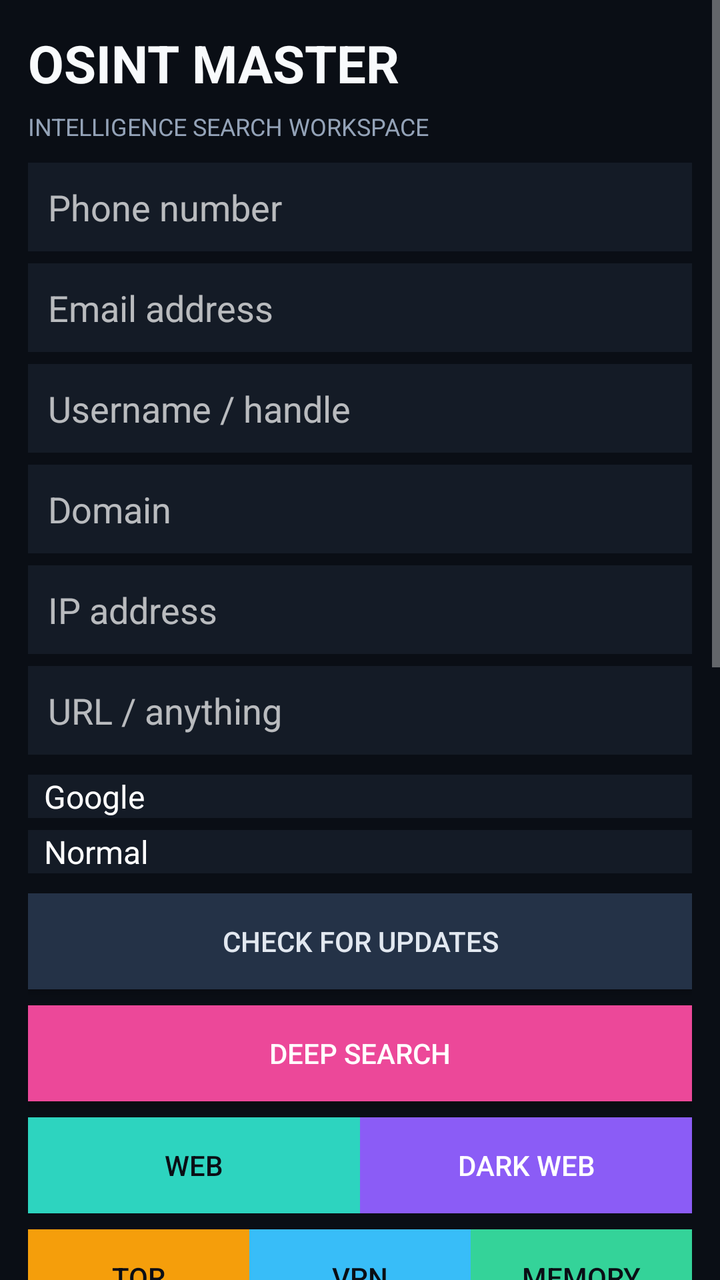
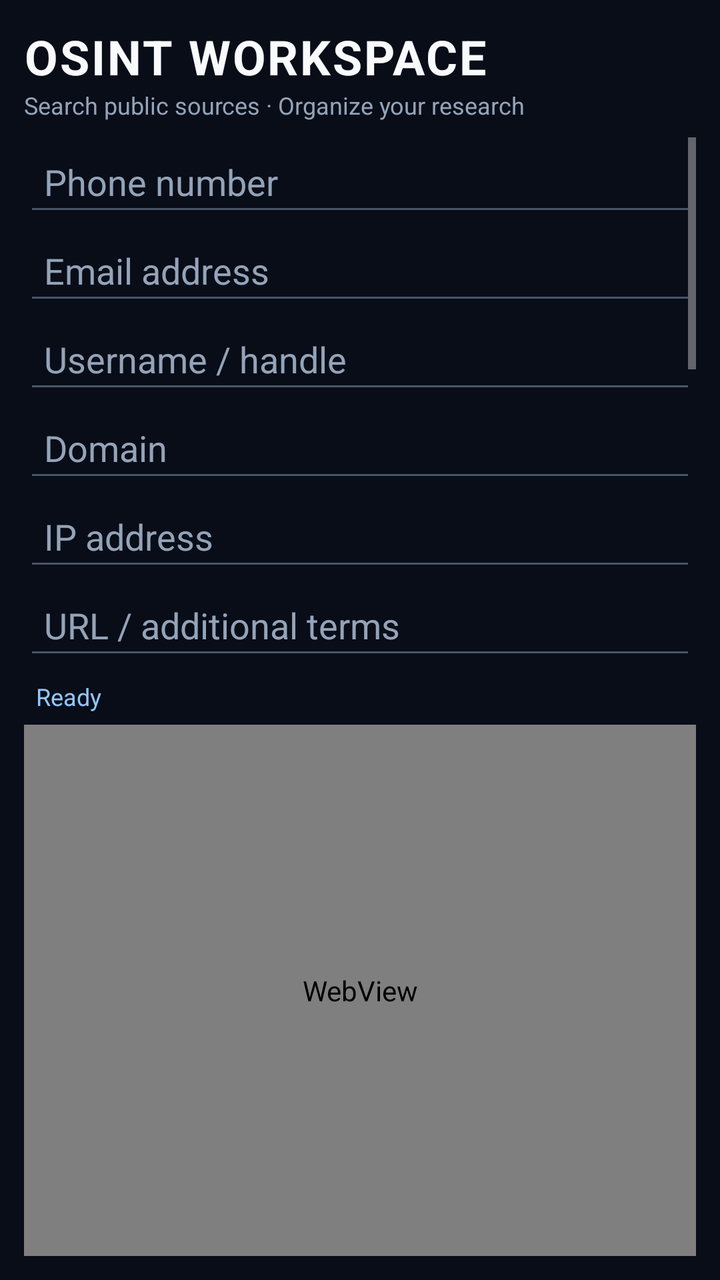

Screens rendered from an Android XML layout before and after an edit, with the pre-edit source and the edit as a unified diff.
<!-- AndroidManifest.xml: application theme Theme.OSINT -->
<!-- res/layout/activity_main.xml -->
<ScrollView xmlns:android="http://schemas.android.com/apk/res/android"
    android:layout_width="match_parent" android:layout_height="match_parent"
    android:background="#0a0e15" android:fillViewport="true">
    <LinearLayout android:layout_width="match_parent" android:layout_height="wrap_content"
        android:orientation="vertical" android:padding="14dp">
        <TextView android:layout_width="match_parent" android:layout_height="wrap_content"
            android:text="OSINT MASTER" android:textColor="#f8fafc" android:textSize="26sp"
            android:textStyle="bold" android:layout_marginBottom="6dp"/>
        <TextView android:layout_width="match_parent" android:layout_height="wrap_content"
            android:text="INTELLIGENCE SEARCH WORKSPACE" android:textColor="#94a3b8" android:textSize="12sp"
            android:layout_marginBottom="10dp"/>
        <EditText android:id="@+id/in_phone" android:layout_width="match_parent" android:layout_height="wrap_content"
            android:hint="Phone number" android:inputType="phone" android:background="#141b26"
            android:textColor="#e8eef7" android:padding="10dp" android:layout_marginBottom="6dp"/>
        <EditText android:id="@+id/in_email" android:layout_width="match_parent" android:layout_height="wrap_content"
            android:hint="Email address" android:inputType="textEmailAddress" android:background="#141b26"
            android:textColor="#e8eef7" android:padding="10dp" android:layout_marginBottom="6dp"/>
        <EditText android:id="@+id/in_user" android:layout_width="match_parent" android:layout_height="wrap_content"
            android:hint="Username / handle" android:inputType="text" android:background="#141b26"
            android:textColor="#e8eef7" android:padding="10dp" android:layout_marginBottom="6dp"/>
        <EditText android:id="@+id/in_domain" android:layout_width="match_parent" android:layout_height="wrap_content"
            android:hint="Domain" android:inputType="text" android:background="#141b26"
            android:textColor="#e8eef7" android:padding="10dp" android:layout_marginBottom="6dp"/>
        <EditText android:id="@+id/in_ip" android:layout_width="match_parent" android:layout_height="wrap_content"
            android:hint="IP address" android:inputType="text" android:background="#141b26"
            android:textColor="#e8eef7" android:padding="10dp" android:layout_marginBottom="6dp"/>
        <EditText android:id="@+id/in_url" android:layout_width="match_parent" android:layout_height="wrap_content"
            android:hint="URL / anything" android:inputType="textUri" android:background="#141b26"
            android:textColor="#e8eef7" android:padding="10dp" android:layout_marginBottom="10dp"/>
        <Spinner android:id="@+id/engine" android:layout_width="match_parent" android:layout_height="wrap_content"
            android:background="#141b26" android:layout_marginBottom="6dp"
            android:entries="@array/engines"/>
        <Spinner android:id="@+id/mode" android:layout_width="match_parent" android:layout_height="wrap_content"
            android:background="#141b26" android:layout_marginBottom="10dp"
            android:entries="@array/modes"/>
        <Button android:id="@+id/btn_update" android:layout_width="match_parent" android:layout_height="wrap_content" android:text="Check for updates" android:background="#243247" android:textColor="#e2e8f0" android:layout_marginBottom="8dp"/>
        <Button android:id="@+id/btn_search" android:layout_width="match_parent" android:layout_height="wrap_content"
            android:text="Deep Search" android:background="#ec4899" android:textColor="#fff"
            android:layout_marginBottom="8dp"/>
        <LinearLayout android:layout_width="match_parent" android:layout_height="wrap_content"
            android:orientation="horizontal" android:layout_marginBottom="8dp">
            <Button android:id="@+id/btn_web" android:layout_width="0dp" android:layout_weight="1"
                android:layout_height="wrap_content" android:text="Web" android:background="#2dd4bf" android:textColor="#0a0e15"/>
            <Button android:id="@+id/btn_dark" android:layout_width="0dp" android:layout_weight="1"
                android:layout_height="wrap_content" android:text="Dark web" android:background="#8b5cf6" android:textColor="#fff"/>
        </LinearLayout>
        <LinearLayout android:layout_width="match_parent" android:layout_height="wrap_content"
            android:orientation="horizontal" android:layout_marginBottom="10dp">
            <Button android:id="@+id/btn_tor" android:layout_width="0dp" android:layout_weight="1"
                android:layout_height="wrap_content" android:text="Tor" android:background="#f59e0b" android:textColor="#0a0e15"/>
            <Button android:id="@+id/btn_vpn" android:layout_width="0dp" android:layout_weight="1"
                android:layout_height="wrap_content" android:text="VPN" android:background="#38bdf8" android:textColor="#0a0e15"/>
            <Button android:id="@+id/btn_mem" android:layout_width="0dp" android:layout_weight="1"
                android:layout_height="wrap_content" android:text="Memory" android:background="#34d399" android:textColor="#0a0e15"/>
        </LinearLayout>
        <WebView android:id="@+id/web" android:layout_width="match_parent" android:layout_height="520dp"
            android:layout_marginBottom="6dp"/>
        <TextView android:id="@+id/status" android:layout_width="match_parent" android:layout_height="wrap_content"
            android:text="Ready" android:textColor="#8a97a8" android:textSize="11sp"/>
    </LinearLayout>
</ScrollView>
<!-- resources referenced by this layout -->
<resources>
  <string-array name="engines">
          <item>Google</item><item>Bing</item><item>DuckDuckGo</item><item>Yahoo</item>
          <item>Startpage</item><item>Brave</item><item>Ecosia</item><item>Searx</item>
          <item>HackerNews</item><item>GitHub</item><item>HIBP</item>
      </string-array>
  <string-array name="modes">
          <item>Normal</item><item>Tor</item><item>VPN</item><item>Dark web</item>
      </string-array>
  <style name="Theme.OSINT" parent="Theme.AppCompat.NoActionBar">
          <item name="android:windowBackground">#0a0e15</item>
          <item name="android:statusBarColor">#0a0e15</item>
      </style>
</resources>

<!-- the commit's change to res/layout/activity_main.xml (unified diff, before → after) -->
@@ -1,61 +1,64 @@
-<ScrollView xmlns:android="http://schemas.android.com/apk/res/android"
+<LinearLayout xmlns:android="http://schemas.android.com/apk/res/android"
     android:layout_width="match_parent" android:layout_height="match_parent"
-    android:background="#0a0e15" android:fillViewport="true">
-    <LinearLayout android:layout_width="match_parent" android:layout_height="wrap_content"
-        android:orientation="vertical" android:padding="14dp">
-        <TextView android:layout_width="match_parent" android:layout_height="wrap_content"
-            android:text="OSINT MASTER" android:textColor="#f8fafc" android:textSize="26sp"
-            android:textStyle="bold" android:layout_marginBottom="6dp"/>
-        <TextView android:layout_width="match_parent" android:layout_height="wrap_content"
-            android:text="INTELLIGENCE SEARCH WORKSPACE" android:textColor="#94a3b8" android:textSize="12sp"
-            android:layout_marginBottom="10dp"/>
-        <EditText android:id="@+id/in_phone" android:layout_width="match_parent" android:layout_height="wrap_content"
-            android:hint="Phone number" android:inputType="phone" android:background="#141b26"
-            android:textColor="#e8eef7" android:padding="10dp" android:layout_marginBottom="6dp"/>
-        <EditText android:id="@+id/in_email" android:layout_width="match_parent" android:layout_height="wrap_content"
-            android:hint="Email address" android:inputType="textEmailAddress" android:background="#141b26"
-            android:textColor="#e8eef7" android:padding="10dp" android:layout_marginBottom="6dp"/>
-        <EditText android:id="@+id/in_user" android:layout_width="match_parent" android:layout_height="wrap_content"
-            android:hint="Username / handle" android:inputType="text" android:background="#141b26"
-            android:textColor="#e8eef7" android:padding="10dp" android:layout_marginBottom="6dp"/>
-        <EditText android:id="@+id/in_domain" android:layout_width="match_parent" android:layout_height="wrap_content"
-            android:hint="Domain" android:inputType="text" android:background="#141b26"
-            android:textColor="#e8eef7" android:padding="10dp" android:layout_marginBottom="6dp"/>
-        <EditText android:id="@+id/in_ip" android:layout_width="match_parent" android:layout_height="wrap_content"
-            android:hint="IP address" android:inputType="text" android:background="#141b26"
-            android:textColor="#e8eef7" android:padding="10dp" android:layout_marginBottom="6dp"/>
-        <EditText android:id="@+id/in_url" android:layout_width="match_parent" android:layout_height="wrap_content"
-            android:hint="URL / anything" android:inputType="textUri" android:background="#141b26"
-            android:textColor="#e8eef7" android:padding="10dp" android:layout_marginBottom="10dp"/>
-        <Spinner android:id="@+id/engine" android:layout_width="match_parent" android:layout_height="wrap_content"
-            android:background="#141b26" android:layout_marginBottom="6dp"
-            android:entries="@array/engines"/>
-        <Spinner android:id="@+id/mode" android:layout_width="match_parent" android:layout_height="wrap_content"
-            android:background="#141b26" android:layout_marginBottom="10dp"
-            android:entries="@array/modes"/>
-        <Button android:id="@+id/btn_update" android:layout_width="match_parent" android:layout_height="wrap_content" android:text="Check for updates" android:background="#243247" android:textColor="#e2e8f0" android:layout_marginBottom="8dp"/>
-        <Button android:id="@+id/btn_search" android:layout_width="match_parent" android:layout_height="wrap_content"
-            android:text="Deep Search" android:background="#ec4899" android:textColor="#fff"
-            android:layout_marginBottom="8dp"/>
+    android:orientation="vertical" android:background="#080D18" android:padding="12dp">
+    <TextView android:layout_width="match_parent" android:layout_height="wrap_content"
+        android:text="OSINT WORKSPACE" android:textColor="#F8FAFC" android:textSize="24sp"
+        android:textStyle="bold" android:letterSpacing="0.04"/>
+    <TextView android:layout_width="match_parent" android:layout_height="wrap_content"
+        android:text="Search public sources · Organize your research" android:textColor="#94A3B8"
+        android:textSize="12sp" android:layout_marginBottom="8dp"/>
+    <ScrollView android:layout_width="match_parent" android:layout_height="0dp" android:layout_weight="1"
+        android:fillViewport="false" android:clipToPadding="false">
         <LinearLayout android:layout_width="match_parent" android:layout_height="wrap_content"
-            android:orientation="horizontal" android:layout_marginBottom="8dp">
-            <Button android:id="@+id/btn_web" android:layout_width="0dp" android:layout_weight="1"
-                android:layout_height="wrap_content" android:text="Web" android:background="#2dd4bf" android:textColor="#0a0e15"/>
-            <Button android:id="@+id/btn_dark" android:layout_width="0dp" android:layout_weight="1"
-                android:layout_height="wrap_content" android:text="Dark web" android:background="#8b5cf6" android:textColor="#fff"/>
+            android:orientation="vertical" android:paddingBottom="8dp">
+            <EditText android:id="@+id/in_phone" android:layout_width="match_parent" android:layout_height="wrap_content"
+                android:hint="Phone number" android:inputType="phone" android:singleLine="true"
+                android:backgroundTint="#475569" android:textColor="#F8FAFC" android:textColorHint="#94A3B8" android:padding="10dp"/>
+            <EditText android:id="@+id/in_email" android:layout_width="match_parent" android:layout_height="wrap_content"
+                android:hint="Email address" android:inputType="textEmailAddress" android:singleLine="true"
+                android:backgroundTint="#475569" android:textColor="#F8FAFC" android:textColorHint="#94A3B8" android:padding="10dp"/>
+            <EditText android:id="@+id/in_user" android:layout_width="match_parent" android:layout_height="wrap_content"
+                android:hint="Username / handle" android:singleLine="true" android:backgroundTint="#475569"
+                android:textColor="#F8FAFC" android:textColorHint="#94A3B8" android:padding="10dp"/>
+            <EditText android:id="@+id/in_domain" android:layout_width="match_parent" android:layout_height="wrap_content"
+                android:hint="Domain" android:singleLine="true" android:backgroundTint="#475569"
+                android:textColor="#F8FAFC" android:textColorHint="#94A3B8" android:padding="10dp"/>
+            <EditText android:id="@+id/in_ip" android:layout_width="match_parent" android:layout_height="wrap_content"
+                android:hint="IP address" android:singleLine="true" android:backgroundTint="#475569"
+                android:textColor="#F8FAFC" android:textColorHint="#94A3B8" android:padding="10dp"/>
+            <EditText android:id="@+id/in_url" android:layout_width="match_parent" android:layout_height="wrap_content"
+                android:hint="URL / additional terms" android:inputType="textUri" android:singleLine="true"
+                android:backgroundTint="#475569" android:textColor="#F8FAFC" android:textColorHint="#94A3B8" android:padding="10dp"/>
+            <TextView android:layout_width="match_parent" android:layout_height="wrap_content"
+                android:text="SEARCH SOURCE" android:textColor="#CBD5E1" android:textStyle="bold" android:textSize="11sp"/>
+            <Spinner android:id="@+id/engine" android:layout_width="match_parent" android:layout_height="48dp"
+                android:entries="@array/engines" android:layout_marginBottom="4dp"/>
+            <TextView android:layout_width="match_parent" android:layout_height="wrap_content"
+                android:text="CONNECTION MODE" android:textColor="#CBD5E1" android:textStyle="bold" android:textSize="11sp"/>
+            <Spinner android:id="@+id/mode" android:layout_width="match_parent" android:layout_height="48dp"
+                android:entries="@array/modes" android:layout_marginBottom="4dp"/>
+            <Button android:id="@+id/btn_search" android:layout_width="match_parent" android:layout_height="wrap_content"
+                android:text="Search public sources" android:backgroundTint="#2563EB" android:textColor="#FFFFFF"/>
+            <LinearLayout android:layout_width="match_parent" android:layout_height="wrap_content" android:orientation="horizontal">
+                <Button android:id="@+id/btn_web" android:layout_width="0dp" android:layout_weight="1"
+                    android:layout_height="wrap_content" android:text="Web" android:backgroundTint="#0F766E" android:textColor="#FFFFFF"/>
+                <Button android:id="@+id/btn_dark" android:layout_width="0dp" android:layout_weight="1"
+                    android:layout_height="wrap_content" android:text="Tor Project" android:backgroundTint="#6D28D9" android:textColor="#FFFFFF"/>
+            </LinearLayout>
+            <LinearLayout android:layout_width="match_parent" android:layout_height="wrap_content" android:orientation="horizontal">
+                <Button android:id="@+id/btn_tor" android:layout_width="0dp" android:layout_weight="1"
+                    android:layout_height="wrap_content" android:text="Tor setup" android:backgroundTint="#B45309" android:textColor="#FFFFFF"/>
+                <Button android:id="@+id/btn_vpn" android:layout_width="0dp" android:layout_weight="1"
+                    android:layout_height="wrap_content" android:text="VPN settings" android:backgroundTint="#0369A1" android:textColor="#FFFFFF"/>
+                <Button android:id="@+id/btn_mem" android:layout_width="0dp" android:layout_weight="1"
+                    android:layout_height="wrap_content" android:text="Memory" android:backgroundTint="#047857" android:textColor="#FFFFFF"/>
+            </LinearLayout>
+            <Button android:id="@+id/btn_update" android:layout_width="match_parent" android:layout_height="wrap_content"
+                android:text="Check for updates" android:backgroundTint="#1E293B" android:textColor="#E2E8F0"/>
         </LinearLayout>
-        <LinearLayout android:layout_width="match_parent" android:layout_height="wrap_content"
-            android:orientation="horizontal" android:layout_marginBottom="10dp">
-            <Button android:id="@+id/btn_tor" android:layout_width="0dp" android:layout_weight="1"
-                android:layout_height="wrap_content" android:text="Tor" android:background="#f59e0b" android:textColor="#0a0e15"/>
-            <Button android:id="@+id/btn_vpn" android:layout_width="0dp" android:layout_weight="1"
-                android:layout_height="wrap_content" android:text="VPN" android:background="#38bdf8" android:textColor="#0a0e15"/>
-            <Button android:id="@+id/btn_mem" android:layout_width="0dp" android:layout_weight="1"
-                android:layout_height="wrap_content" android:text="Memory" android:background="#34d399" android:textColor="#0a0e15"/>
-        </LinearLayout>
-        <WebView android:id="@+id/web" android:layout_width="match_parent" android:layout_height="520dp"
-            android:layout_marginBottom="6dp"/>
-        <TextView android:id="@+id/status" android:layout_width="match_parent" android:layout_height="wrap_content"
-            android:text="Ready" android:textColor="#8a97a8" android:textSize="11sp"/>
-    </LinearLayout>
-</ScrollView>
+    </ScrollView>
+    <TextView android:id="@+id/status" android:layout_width="match_parent" android:layout_height="wrap_content"
+        android:text="Ready" android:textColor="#93C5FD" android:textSize="12sp" android:padding="6dp" android:maxLines="2"/>
+    <WebView android:id="@+id/web" android:layout_width="match_parent" android:layout_height="0dp"
+        android:layout_weight="1" android:background="#FFFFFF"/>
+</LinearLayout>
